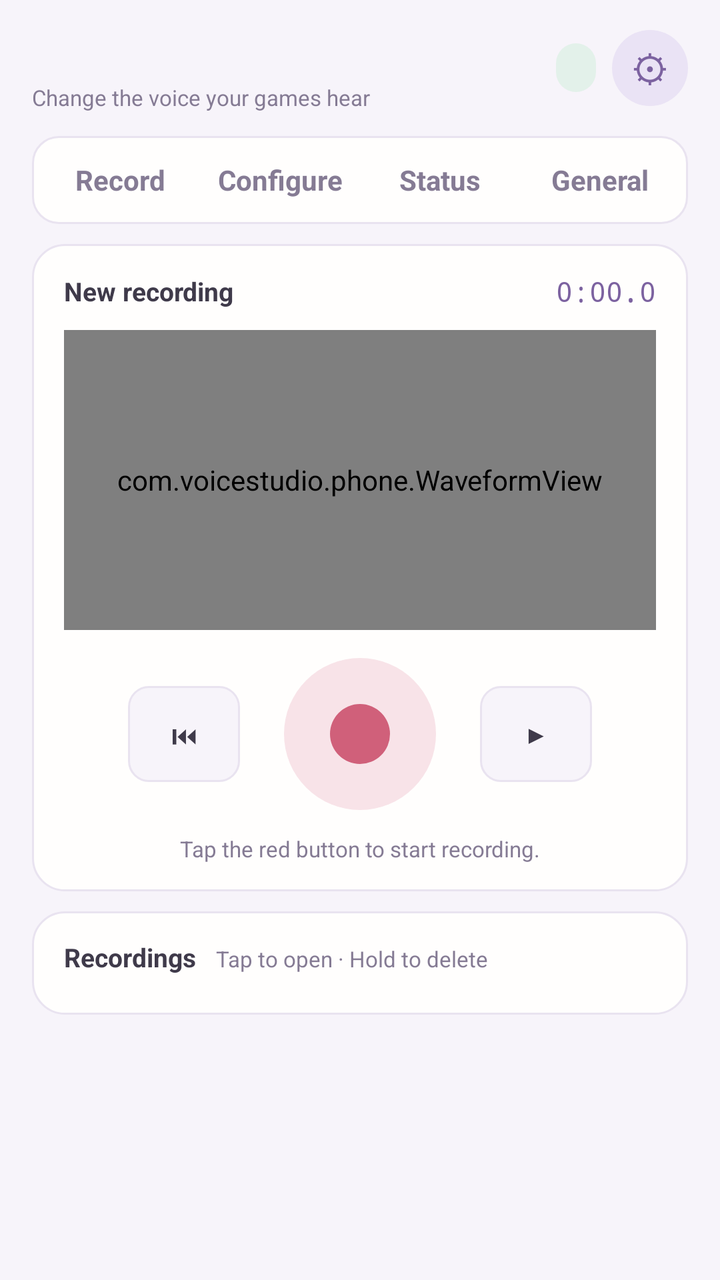
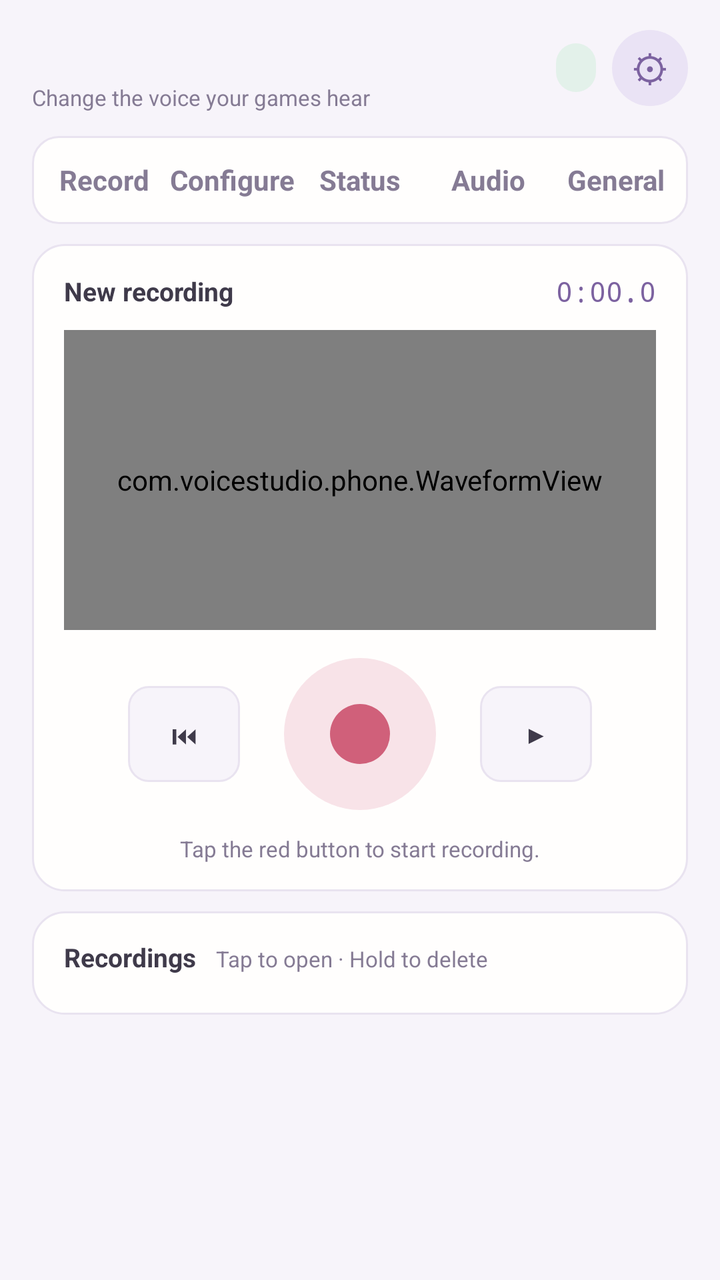

The first picture is an Android layout as it rendered before a commit; the second is the same layout after the commit. The layout source and the unified diff follow.
<!-- AndroidManifest.xml: application theme AppTheme -->
<!-- res/layout/activity_main.xml -->
<?xml version="1.0" encoding="utf-8"?>
<LinearLayout xmlns:android="http://schemas.android.com/apk/res/android"
    android:layout_width="match_parent"
    android:layout_height="match_parent"
    android:background="@color/bg"
    android:fitsSystemWindows="true"
    android:orientation="vertical">

    
    <LinearLayout
        android:layout_width="match_parent"
        android:layout_height="wrap_content"
        android:orientation="vertical"
        android:paddingStart="16dp"
        android:paddingTop="12dp"
        android:paddingEnd="16dp">
        <LinearLayout
            android:layout_width="match_parent"
            android:layout_height="wrap_content"
            android:gravity="center_vertical"
            android:orientation="horizontal">
            <LinearLayout
                android:layout_width="0dp"
                android:layout_height="wrap_content"
                android:layout_weight="1"
                android:orientation="vertical">
                <TextView
                    android:id="@+id/brand"
                    android:layout_width="wrap_content"
                    android:layout_height="wrap_content"
                    android:textSize="22sp"
                    android:textStyle="bold" />
                <TextView style="@style/Hint" android:text="@string/ui_record_and_transform_your_voice_on_your" />
            </LinearLayout>
            <TextView
                android:id="@+id/status"
                android:layout_width="wrap_content"
                android:layout_height="wrap_content"
                android:background="@drawable/chip"
                android:paddingStart="10dp"
                android:paddingTop="4dp"
                android:paddingEnd="10dp"
                android:paddingBottom="4dp"
                android:textColor="@color/green"
                android:textSize="12sp" />
            <TextView
                android:id="@+id/gear"
                android:layout_width="38dp"
                android:layout_height="38dp"
                android:layout_marginStart="8dp"
                android:background="@drawable/circle"
                android:contentDescription="@string/ui_settings"
                android:gravity="center"
                android:text="⚙"
                android:textColor="@color/accent_strong"
                android:textSize="19sp" />
        </LinearLayout>
        <LinearLayout
            android:layout_width="match_parent"
            android:layout_height="44dp"
            android:layout_marginTop="12dp"
            android:background="@drawable/tabbar"
            android:orientation="horizontal"
            android:padding="4dp">
            <TextView
                android:id="@+id/tab_record"
                android:layout_width="0dp"
                android:layout_height="match_parent"
                android:layout_weight="1"
                android:background="@drawable/tab"
                android:gravity="center"
                android:text="@string/ui_record"
                android:textColor="@color/tab_text"
                android:textSize="14sp"
                android:textStyle="bold" />
            <TextView
                android:id="@+id/tab_config"
                android:layout_width="0dp"
                android:layout_height="match_parent"
                android:layout_weight="1"
                android:background="@drawable/tab"
                android:gravity="center"
                android:text="@string/ui_config"
                android:textColor="@color/tab_text"
                android:textSize="14sp"
                android:textStyle="bold" />
            <TextView
                android:id="@+id/tab_live"
                android:layout_width="0dp"
                android:layout_height="match_parent"
                android:layout_weight="1"
                android:background="@drawable/tab"
                android:gravity="center"
                android:text="@string/ui_status"
                android:textColor="@color/tab_text"
                android:textSize="14sp"
                android:textStyle="bold" />
            <TextView
                android:id="@+id/tab_setting"
                android:layout_width="0dp"
                android:layout_height="match_parent"
                android:layout_weight="1"
                android:background="@drawable/tab"
                android:gravity="center"
                android:text="@string/ui_general"
                android:textColor="@color/tab_text"
                android:textSize="14sp"
                android:textStyle="bold" />        </LinearLayout>
    </LinearLayout>

    <ScrollView
        android:id="@+id/scroll"
        android:layout_width="match_parent"
        android:layout_height="0dp"
        android:layout_weight="1">
        <FrameLayout
            android:layout_width="match_parent"
            android:layout_height="wrap_content"
            android:paddingStart="16dp"
            android:paddingEnd="16dp"
            android:paddingBottom="24dp">

            
            <LinearLayout
                android:id="@+id/page_config"
                android:layout_width="match_parent"
                android:layout_height="wrap_content"
                android:orientation="vertical" />            
            <LinearLayout
                android:id="@+id/page_record"
                android:layout_width="match_parent"
                android:layout_height="wrap_content"
                android:orientation="vertical">
                <LinearLayout style="@style/Card">
                    <LinearLayout
                        android:layout_width="match_parent"
                        android:layout_height="wrap_content"
                        android:gravity="center_vertical"
                        android:orientation="horizontal">
                        <TextView
                            android:id="@+id/rec_title"
                            style="@style/CardTitle"
                            android:layout_width="0dp"
                            android:layout_weight="1"
                            android:ellipsize="end"
                            android:maxLines="1"
                            android:text="@string/ui_new_recording" />
                        <TextView
                            android:id="@+id/rec_time"
                            style="@style/SliderValue"
                            android:text="0:00.0" />
                    </LinearLayout>
                    <com.voicestudio.phone.WaveformView
                        android:id="@+id/rec_wave"
                        android:layout_width="match_parent"
                        android:layout_height="150dp"
                        android:layout_marginTop="10dp"
                        android:background="@drawable/wave_bg" />
                    <LinearLayout
                        android:layout_width="match_parent"
                        android:layout_height="wrap_content"
                        android:layout_marginTop="14dp"
                        android:gravity="center"
                        android:orientation="horizontal">
                        <Button
                            android:id="@+id/rec_rewind"
                            style="@style/SoftButton"
                            android:layout_width="56dp"
                            android:layout_height="48dp"
                            android:enabled="false"
                            android:text="⏮" />
                        <FrameLayout
                            android:id="@+id/record"
                            android:layout_width="76dp"
                            android:layout_height="76dp"
                            android:layout_marginStart="22dp"
                            android:layout_marginEnd="22dp"
                            android:background="@drawable/rec_outer"
                            android:clickable="true"
                            android:contentDescription="@string/ui_record"
                            android:focusable="true">
                            <View
                                android:id="@+id/record_dot"
                                android:layout_width="30dp"
                                android:layout_height="30dp"
                                android:layout_gravity="center"
                                android:background="@drawable/rec_dot" />
                        </FrameLayout>
                        <Button
                            android:id="@+id/rec_play"
                            style="@style/SoftButton"
                            android:layout_width="56dp"
                            android:layout_height="48dp"
                            android:enabled="false"
                            android:text="▶" />
                    </LinearLayout>
                    <TextView
                        android:id="@+id/rec_info"
                        style="@style/Hint"
                        android:layout_width="match_parent"
                        android:layout_marginTop="12dp"
                        android:gravity="center"
                        android:text="@string/ui_tap_the_red_button_to_start_recording" />
                </LinearLayout>
                
                <LinearLayout style="@style/Card">
                    <LinearLayout
                        android:layout_width="match_parent"
                        android:layout_height="wrap_content"
                        android:gravity="bottom"
                        android:orientation="horizontal">
                        <TextView style="@style/CardTitle" android:text="@string/ui_recordings" />
                        <TextView
                            style="@style/Hint"
                            android:layout_marginStart="10dp"
                            android:text="@string/ui_tap_to_open_hold_to_delete" />
                    </LinearLayout>
                    <LinearLayout
                        android:id="@+id/rec_list"
                        android:layout_width="match_parent"
                        android:layout_height="wrap_content"
                        android:layout_marginTop="6dp"
                        android:orientation="vertical" />
                </LinearLayout>
            </LinearLayout>

            
                        <LinearLayout
                            android:id="@+id/page_live"
                            android:layout_width="match_parent"
                            android:layout_height="wrap_content"
                            android:orientation="vertical" />>

            
            <LinearLayout
                android:id="@+id/page_settings"
                android:layout_width="match_parent"
                android:layout_height="wrap_content"
                android:orientation="vertical"
                android:visibility="gone">
                <LinearLayout
                    android:layout_width="match_parent"
                    android:layout_height="wrap_content"
                    android:layout_marginTop="10dp"
                    android:gravity="center_vertical"
                    android:orientation="horizontal">
                    <TextView
                        android:layout_width="0dp"
                        android:layout_height="wrap_content"
                        android:layout_weight="1"
                        android:text="@string/ui_settings"
                        android:textSize="20sp"
                        android:textStyle="bold" />
                    <Button
                        android:id="@+id/settings_close"
                        style="@style/SoftButton"
                        android:layout_width="wrap_content"
                        android:layout_height="36dp"
                        android:text="@string/ui_close" />
                </LinearLayout>
                <LinearLayout style="@style/Card">
                    <LinearLayout
                        android:layout_width="match_parent"
                        android:layout_height="wrap_content"
                        android:gravity="center_vertical"
                        android:orientation="horizontal">
                        <TextView
                            style="@style/CardTitle"
                            android:layout_width="0dp"
                            android:layout_weight="1"
                            android:text="@string/ui_voice_model_2" />
                        <Button
                            android:id="@+id/import_model"
                            style="@style/SoftButton"
                            android:layout_width="wrap_content"
                            android:layout_height="34dp"
                            android:text="@string/ui_import" />
                    </LinearLayout>
                    <Spinner
                        android:id="@+id/model"
                        android:layout_width="match_parent"
                        android:layout_height="44dp"
                        android:layout_marginTop="10dp"
                        android:background="@drawable/spinner"
                        android:popupBackground="@drawable/card" />
                    
                    <LinearLayout
                        android:id="@+id/common_row"
                        android:layout_width="match_parent"
                        android:layout_height="wrap_content"
                        android:layout_marginTop="10dp"
                        android:gravity="center_vertical"
                        android:orientation="horizontal"
                        android:visibility="gone">
                        <TextView
                            android:id="@+id/common_text"
                            style="@style/Hint"
                            android:layout_width="0dp"
                            android:layout_weight="1" />
                        <Button
                            android:id="@+id/get_common"
                            style="@style/SoftButton"
                            android:layout_width="wrap_content"
                            android:layout_height="34dp"
                            android:text="@string/ui_download" />
                    </LinearLayout>
                    <ProgressBar
                        android:id="@+id/common_progress"
                        style="@android:style/Widget.ProgressBar.Horizontal"
                        android:layout_width="match_parent"
                        android:layout_height="6dp"
                        android:layout_marginTop="8dp"
                        android:max="1000"
                        android:progressDrawable="@drawable/meter"
                        android:visibility="gone" />
                    <TextView
                        android:id="@+id/help"
                        style="@style/Hint"
                        android:layout_width="match_parent"
                        android:layout_marginTop="10dp"
                        android:lineSpacingExtra="2dp" />
                </LinearLayout>
            </LinearLayout>

            >
        </FrameLayout>
    </ScrollView>
</LinearLayout>
<!-- resources referenced by this layout -->
<resources>
  <color name="accent_strong">#7C62A0</color>
  <color name="bg">#F7F4FA</color>
  <color name="green">#5F9F82</color>
  <!-- drawable card (drawable) -->
  <?xml version="1.0" encoding="utf-8"?>
  <shape xmlns:android="http://schemas.android.com/apk/res/android">
      <solid android:color="@color/panel" />
      <stroke android:width="1dp" android:color="@color/line" />
      <corners android:radius="16dp" />
  </shape>
  <!-- drawable chip (drawable) -->
  <?xml version="1.0" encoding="utf-8"?>
  <shape xmlns:android="http://schemas.android.com/apk/res/android">
      <solid android:color="@color/mint" />
      <corners android:radius="10dp" />
  </shape>
  <!-- drawable circle (drawable) -->
  <?xml version="1.0" encoding="utf-8"?>
  <shape xmlns:android="http://schemas.android.com/apk/res/android" android:shape="oval">
      <solid android:color="@color/lavender" />
  </shape>
  <!-- drawable rec_dot (drawable) -->
  <?xml version="1.0" encoding="utf-8"?>
  <shape xmlns:android="http://schemas.android.com/apk/res/android" android:shape="oval">
      <solid android:color="@color/rec" />
  </shape>
  <!-- drawable tabbar (drawable) -->
  <?xml version="1.0" encoding="utf-8"?>
  <shape xmlns:android="http://schemas.android.com/apk/res/android">
      <solid android:color="@color/panel" />
      <stroke android:width="1dp" android:color="@color/line" />
      <corners android:radius="13dp" />
  </shape>
  <!-- drawable wave_bg (drawable) -->
  <?xml version="1.0" encoding="utf-8"?>
  <shape xmlns:android="http://schemas.android.com/apk/res/android">
      <solid android:color="@color/bg" />
      <corners android:radius="10dp" />
  </shape>
  <string name="ui_close">"Close"</string>
  <string name="ui_config">Configure</string>
  <string name="ui_download">"Download"</string>
  <string name="ui_general">General</string>
  <string name="ui_import">"Import"</string>
  <string name="ui_new_recording">"New recording"</string>
  <string name="ui_record">"Record"</string>
  <string name="ui_record_and_transform_your_voice_on_your">Change the voice your games hear</string>
  <string name="ui_recordings">"Recordings"</string>
  <string name="ui_settings">"Settings"</string>
  <string name="ui_status">Status</string>
  <string name="ui_tap_the_red_button_to_start_recording">"Tap the red button to start recording."</string>
  <string name="ui_tap_to_open_hold_to_delete">"Tap to open · Hold to delete"</string>
  <string name="ui_voice_model_2">"Voice model"</string>
  <style name="CardTitle">
          <item name="android:layout_width">wrap_content</item>
          <item name="android:layout_height">wrap_content</item>
          <item name="android:textSize">13sp</item>
          <item name="android:textStyle">bold</item>
          <item name="android:textColor">@color/text</item>
      </style>
  <style name="Hint">
          <item name="android:layout_width">wrap_content</item>
          <item name="android:layout_height">wrap_content</item>
          <item name="android:textSize">11sp</item>
          <item name="android:textColor">@color/muted</item>
      </style>
  <style name="SliderValue">
          <item name="android:layout_width">wrap_content</item>
          <item name="android:layout_height">wrap_content</item>
          <item name="android:textSize">14sp</item>
          <item name="android:fontFamily">monospace</item>
          <item name="android:textColor">@color/accent_strong</item>
      </style>
  <color name="panel">#FFFEFD</color>
  <color name="line">#E9E3F0</color>
  <color name="mint">#E3F1EA</color>
  <color name="lavender">#EAE3F5</color>
  <color name="rec">#D0607A</color>
  <color name="rec_soft">#F8E3E8</color>
  <color name="muted">#857B94</color>
  <color name="text">#3F3A4A</color>
  <color name="accent">#9E83BC</color>
  <!-- unchanged entries left out for length: 8 -->
</resources>

<!-- the commit's change to res/layout/activity_main.xml (unified diff, before → after) -->
@@ -92,6 +92,17 @@
                 android:background="@drawable/tab"
                 android:gravity="center"
                 android:text="@string/ui_status"
+                android:textColor="@color/tab_text"
+                android:textSize="14sp"
+                android:textStyle="bold" />
+            <TextView
+                android:id="@+id/tab_audio"
+                android:layout_width="0dp"
+                android:layout_height="match_parent"
+                android:layout_weight="1"
+                android:background="@drawable/tab"
+                android:gravity="center"
+                android:text="@string/ui_audio"
                 android:textColor="@color/tab_text"
                 android:textSize="14sp"
                 android:textStyle="bold" />
@@ -233,6 +244,14 @@
 
             
             <LinearLayout
+                android:id="@+id/page_audio"
+                android:layout_width="match_parent"
+                android:layout_height="wrap_content"
+                android:orientation="vertical"
+                android:visibility="gone" />
+
+            
+            <LinearLayout
                 android:id="@+id/page_settings"
                 android:layout_width="match_parent"
                 android:layout_height="wrap_content"
<!-- resource entries referenced after the edit -->
@@ -39,6 +39,7 @@
       <solid android:color="@color/bg" />
       <corners android:radius="10dp" />
   </shape>
+  <string name="ui_audio">Audio</string>
   <string name="ui_close">"Close"</string>
   <string name="ui_config">Configure</string>
   <string name="ui_download">"Download"</string>
